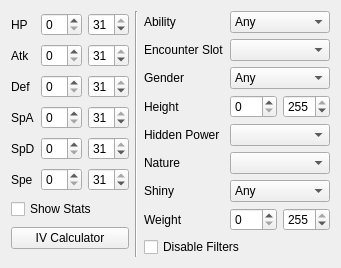
The window that Form/Controls/Filter.ui (Admiral-Fish/PokeFinder) describes before a commit, drawn with Qt 5.
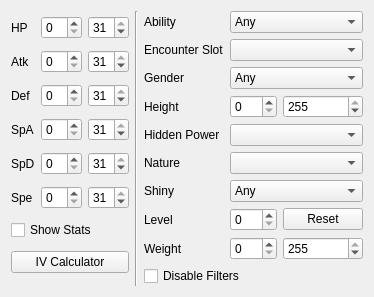
The same window after the commit. Custom widgets are drawn as their Qt base class.

Commit message: Addition of level filter for generator and searcher tabs of gen 3, 4 and 5 wild rng for surfing and fishing encounters

The edit to the form file:
```diff
--- a/Form/Controls/Filter.ui
+++ b/Form/Controls/Filter.ui
@@ -320,20 +320,41 @@
       </widget>
      </item>
      <item row="7" column="0">
+      <widget class="QLabel" name="labelLevel">
+       <property name="text">
+        <string>Level</string>
+       </property>
+      </widget>
+     </item>
+     <item row="7" column="1">
+      <widget class="QSpinBox" name="spinBoxLevel">
+       <property name="maximum">
+        <number>100</number>
+       </property>
+      </widget>
+     </item>
+     <item row="7" column="2">
+      <widget class="QPushButton" name="pushButtonLevelReset">
+       <property name="text">
+        <string>Reset</string>
+       </property>
+      </widget>
+     </item>
+     <item row="8" column="0">
       <widget class="QLabel" name="labelWeight">
        <property name="text">
         <string>Weight</string>
        </property>
       </widget>
      </item>
-     <item row="7" column="1">
+     <item row="8" column="1">
       <widget class="QSpinBox" name="spinBoxWeightMin">
        <property name="maximum">
         <number>255</number>
        </property>
       </widget>
      </item>
-     <item row="7" column="2">
+     <item row="8" column="2">
       <widget class="QSpinBox" name="spinBoxWeightMax">
        <property name="maximum">
         <number>255</number>
@@ -343,7 +364,7 @@
        </property>
       </widget>
      </item>
-     <item row="8" column="0" colspan="3">
+     <item row="9" column="0" colspan="3">
       <widget class="QCheckBox" name="checkBoxDisableFilters">
        <property name="text">
         <string>Disable Filters</string>
```
The commit also changes 20 other files.
